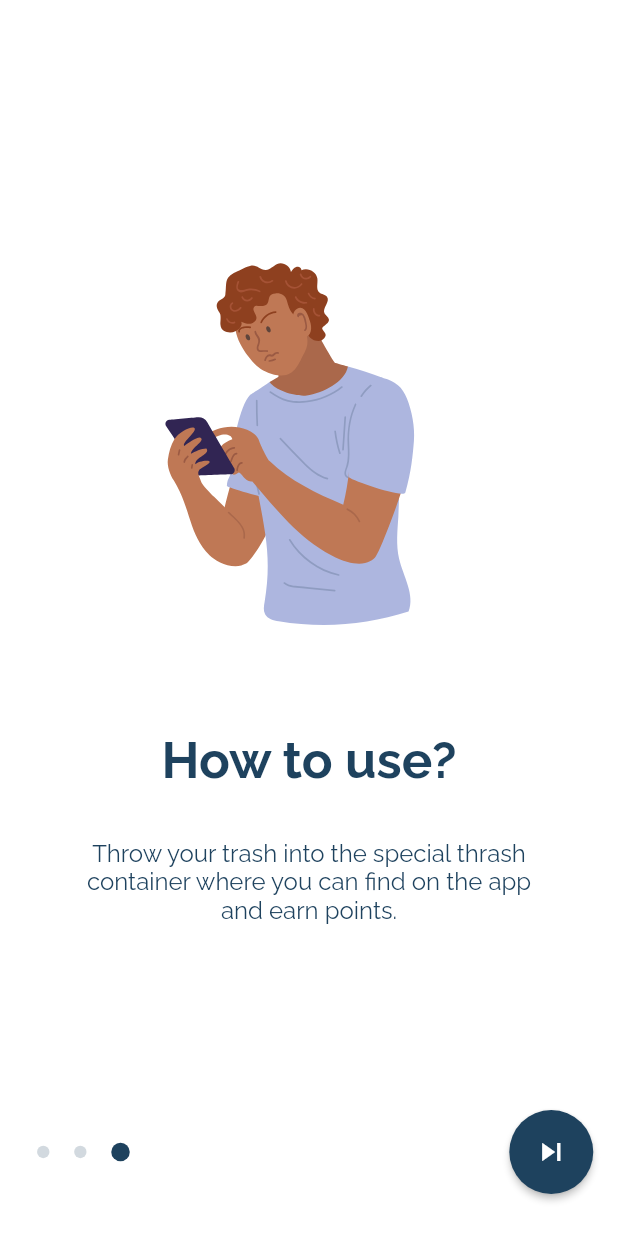
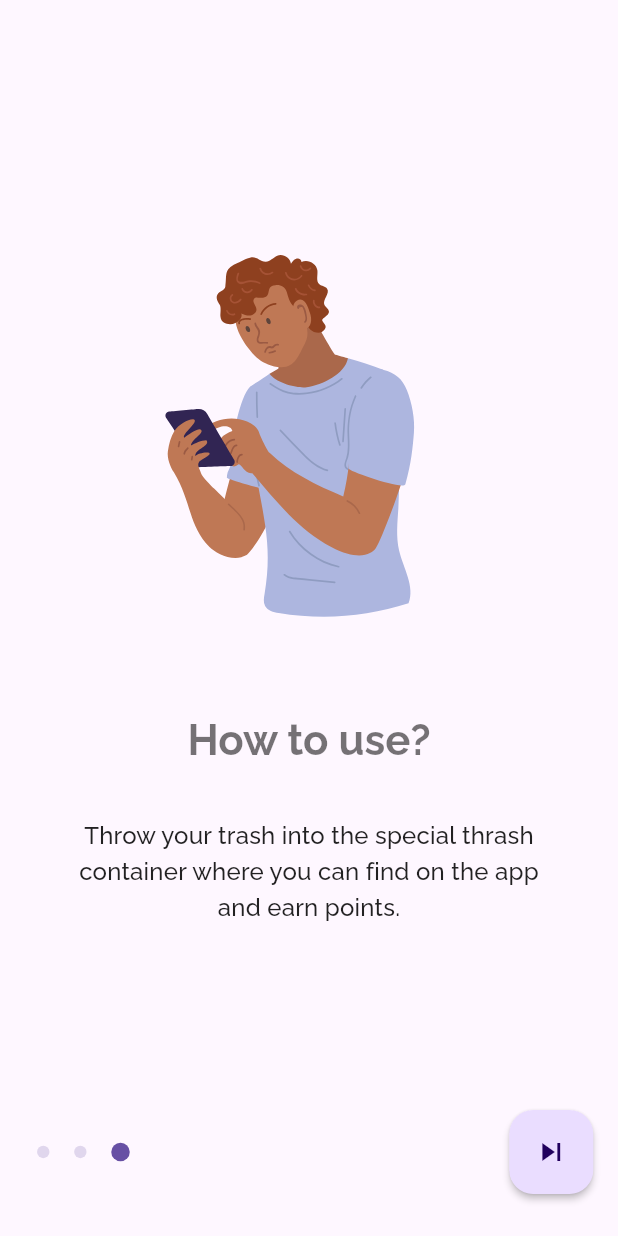
Before and after one commit to terr0raid/CF8TPR1NT, a Flutter app: the screen it shows after launch, swiped to page 3, on a phone screen of 412 x 824 dp. Run offline on Flutter 3.47's test engine with Material 2 defaults, Android fonts, the phone set to English and light mode, and no system bars; our stand-ins replace dio, easy_localization, firebase_auth, firebase_core, flutter_dotenv, flutter_mobx and 7 more; missing offline and left inert: flutter_facebook_auth; accounts and stored records are empty; generated files the repository leaves out were written again; project files that could hold a hidden picture were left out.

Commit message:
some changes on theme and navigation, refactor

```diff
--- a/lib/core/constants/enums/app_theme.dart
+++ b/lib/core/constants/enums/app_theme.dart
@@ -1,6 +1,6 @@
 // ignore_for_file: constant_identifier_names
 
-enum AppThemes {
+enum AppThemesEnum {
   LIGHT,
   DARK,
 }
--- a/lib/core/constants/navigation/navigation_constants.dart
+++ b/lib/core/constants/navigation/navigation_constants.dart
@@ -2,6 +2,7 @@
 
 class NavigationConstants {
   static const DEFAULT = '/';
+  static const HOME_VIEW = '/home';
   static const LOGIN_VIEW = '/login';
   static const ON_BOARD_VIEW = '/onboard';
   static const CONTAINERS_VIEW = '/containers';
--- a/lib/core/init/navigation/navigation_route.dart
+++ b/lib/core/init/navigation/navigation_route.dart
@@ -3,6 +3,7 @@ import 'package:cf8tpr1nt/core/constants/navigation/navigation_constants.dart';
 import 'package:cf8tpr1nt/view/authentication/login/view/login_view.dart';
 import 'package:cf8tpr1nt/view/authentication/onboard/view/onboard_view.dart';
 import 'package:cf8tpr1nt/view/authentication/splash/view/splash_view.dart';
+import 'package:cf8tpr1nt/view/home/home_view.dart';
 import 'package:flutter/material.dart';
 
 class NavigationRoute {
@@ -17,6 +18,11 @@ class NavigationRoute {
           const SplashView(),
           NavigationConstants.DEFAULT,
         );
+      case NavigationConstants.HOME_VIEW:
+        return normalNavigate(
+          const HomeView(),
+          NavigationConstants.HOME_VIEW,
+        );
       case NavigationConstants.LOGIN_VIEW:
         return normalNavigate(
           const LoginView(),
@@ -29,7 +35,7 @@ class NavigationRoute {
         );
       case NavigationConstants.CONTAINERS_VIEW:
         return normalNavigate(
-          const LoginView(),
+          const OnBoardView(),
           NavigationConstants.CONTAINERS_VIEW,
         );
       case NavigationConstants.CONTAINER_DETAIL_VIEW:
--- a/lib/core/init/provider/theme_provider.dart
+++ b/lib/core/init/provider/theme_provider.dart
@@ -5,14 +5,14 @@ import 'package:flutter/material.dart';
 class ThemeProvider extends ChangeNotifier {
   ThemeData _currentTheme = AppTheme.lightTheme;
 
-  AppThemes _currentThemeEnum = AppThemes.LIGHT;
+  AppThemesEnum _currentThemeEnum = AppThemesEnum.LIGHT;
 
-  AppThemes get currentThemeEnum => _currentThemeEnum;
+  AppThemesEnum get currentThemeEnum => _currentThemeEnum;
 
   ThemeData get currentTheme => _currentTheme;
 
-  void changeValue(AppThemes theme) {
-    if (theme == AppThemes.LIGHT) {
+  void setTheme(AppThemesEnum theme) {
+    if (theme == AppThemesEnum.LIGHT) {
       _currentTheme = AppTheme.lightTheme;
     } else {
       _currentTheme = AppTheme.darkTheme;
@@ -21,12 +21,12 @@ class ThemeProvider extends ChangeNotifier {
   }
 
   void changeTheme() {
-    if (_currentThemeEnum == AppThemes.LIGHT) {
+    if (_currentThemeEnum == AppThemesEnum.LIGHT) {
       _currentTheme = AppTheme.darkTheme;
-      _currentThemeEnum = AppThemes.DARK;
+      _currentThemeEnum = AppThemesEnum.DARK;
     } else {
       _currentTheme = AppTheme.lightTheme;
-      _currentThemeEnum = AppThemes.LIGHT;
+      _currentThemeEnum = AppThemesEnum.LIGHT;
     }
     notifyListeners();
   }
--- a/lib/core/init/theme/app_theme.dart
+++ b/lib/core/init/theme/app_theme.dart
@@ -3,96 +3,41 @@ import 'package:flutter/material.dart';
 import 'package:flutter/services.dart';
 import 'package:google_fonts/google_fonts.dart';
 
+part 'color_schemes.g.dart';
+
 class AppTheme {
-
   AppTheme._init();
   static final AppTheme _instance = AppTheme._init();
   static AppTheme get instance => _instance;
 
-  static ThemeData get darkTheme => ThemeData.dark().copyWith(
+  static ThemeData get darkTheme => ThemeData.dark(
+        useMaterial3: true,
+      ).copyWith(
         visualDensity: VisualDensity.standard,
-        scaffoldBackgroundColor: AppColors.indigo,
         appBarTheme: const AppBarTheme().copyWith(
-          color: AppColors.indigo,
           systemOverlayStyle: SystemUiOverlayStyle.light,
           elevation: 1,
-          shadowColor: AppColors.white,
         ),
-        bottomAppBarTheme: const BottomAppBarTheme().copyWith(
-          color: AppColors.indigo,
-        ),
-        bottomNavigationBarTheme: const BottomNavigationBarThemeData().copyWith(
-          backgroundColor: AppColors.indigo,
-          selectedItemColor: AppColors.white,
-          unselectedItemColor: AppColors.white,
-          showSelectedLabels: false,
-          showUnselectedLabels: false,
-          type: BottomNavigationBarType.fixed,
-          elevation: 0,
-        ),
-        snackBarTheme: const SnackBarThemeData().copyWith(
-          elevation: 0,
-          backgroundColor: AppColors.white,
-          actionTextColor: AppColors.indigo,
-        ),
-        primaryColor: AppColors.indigo,
-        colorScheme: const ColorScheme.dark().copyWith(
-          primary: AppColors.white,
-          secondary: AppColors.indigo,
-        ),
-        textTheme: GoogleFonts.ralewayTextTheme().copyWith().apply(
-              displayColor: AppColors.white,
-              bodyColor: AppColors.white,
-            ),
+        colorScheme: darkColorScheme,
+        textTheme: GoogleFonts.ralewayTextTheme().copyWith(),
         floatingActionButtonTheme:
             const FloatingActionButtonThemeData().copyWith(
-          backgroundColor: AppColors.white,
-          foregroundColor: AppColors.indigo,
           elevation: 2,
         ),
       );
 
-  static ThemeData get lightTheme => ThemeData.light().copyWith(
+  static ThemeData get lightTheme => ThemeData.light(
+        useMaterial3: true,
+      ).copyWith(
         visualDensity: VisualDensity.standard,
-        scaffoldBackgroundColor: AppColors.white,
         appBarTheme: const AppBarTheme().copyWith(
-          foregroundColor: AppColors.indigo,
-          color: AppColors.white,
           systemOverlayStyle: SystemUiOverlayStyle.dark,
           elevation: 1,
-          shadowColor: AppColors.indigo,
         ),
-        bottomAppBarTheme: const BottomAppBarTheme().copyWith(
-          color: AppColors.white,
-        ),
-        bottomNavigationBarTheme: const BottomNavigationBarThemeData().copyWith(
-          backgroundColor: AppColors.white,
-          selectedItemColor: AppColors.indigo,
-          unselectedItemColor: AppColors.indigo,
-          showSelectedLabels: false,
-          showUnselectedLabels: false,
-          type: BottomNavigationBarType.fixed,
-          elevation: 0,
-        ),
-        snackBarTheme: const SnackBarThemeData().copyWith(
-          elevation: 0,
-          backgroundColor: AppColors.indigo,
-          actionTextColor: AppColors.white,
-        ),
-        primaryColor: AppColors.white,
-        colorScheme: const ColorScheme.light().copyWith(
-          primary: AppColors.indigo,
-          secondary: AppColors.white,
-        ),
-        textTheme: GoogleFonts.ralewayTextTheme().copyWith().apply(
-              displayColor: AppColors.indigo,
-              bodyColor: AppColors.indigo,
-              decorationColor: AppColors.indigo,
-            ),
+        colorScheme: lightColorScheme,
+        textTheme: GoogleFonts.ralewayTextTheme().copyWith(),
         floatingActionButtonTheme:
             const FloatingActionButtonThemeData().copyWith(
-          backgroundColor: AppColors.indigo,
-          foregroundColor: AppColors.white,
           elevation: 2,
         ),
       );
--- a/lib/view/authentication/onboard/view/onboard_view.dart
+++ b/lib/view/authentication/onboard/view/onboard_view.dart
@@ -24,6 +24,12 @@ class _OnBoardViewState extends BaseState<OnBoardView> {
   }
 
   @override
+  void dispose() {
+    super.dispose();
+    _pageController.dispose();
+  }
+
+  @override
   Widget build(BuildContext context) {
     return BaseView<OnBoardViewModel>(
       viewModel: OnBoardViewModel(_pageController),
@@ -33,7 +39,6 @@ class _OnBoardViewState extends BaseState<OnBoardView> {
           ..init();
       },
       builder: buildScaffold,
-      onDispose: () => _pageController.dispose(),
     );
   }
 
@@ -132,6 +137,7 @@ class _OnBoardViewState extends BaseState<OnBoardView> {
       children: <Widget>[
         buildListViewCircles(viewModel),
         FloatingActionButton(
+          heroTag: 'onBoard',
           onPressed: () {
             viewModel.nextPage();
           },
--- a/lib/view/authentication/onboard/viewmodel/onboard_view_model.dart
+++ b/lib/view/authentication/onboard/viewmodel/onboard_view_model.dart
@@ -52,6 +52,9 @@ abstract class _OnBoardViewModelBase with Store, BaseViewModel {
     );
   }
 
+  @override
+  void dispose() {}
+
   @action
   void setCurrentIndex(int index) => currentIndex = index;
 
```
Also changed, not shown: lib/feature/widgets/svg/app_logo_text.dart (added, +35 -0 lines), lib/view/authentication/splash/view/splash_view.dart (+11 -16 lines), lib/view/authentication/splash/viewmodel/splash_view_model.dart (+5 -2 lines), lib/view/home/containers/viewmodel/containers_view_model.dart (added, +17 -0 lines), lib/view/home/home_view.dart (added, +53 -0 lines), lib/core/init/theme/color_schemes.g.dart (added), lib/view/home/containers/viewmodel/containers_view_model.g.dart (added), 4 other files.
